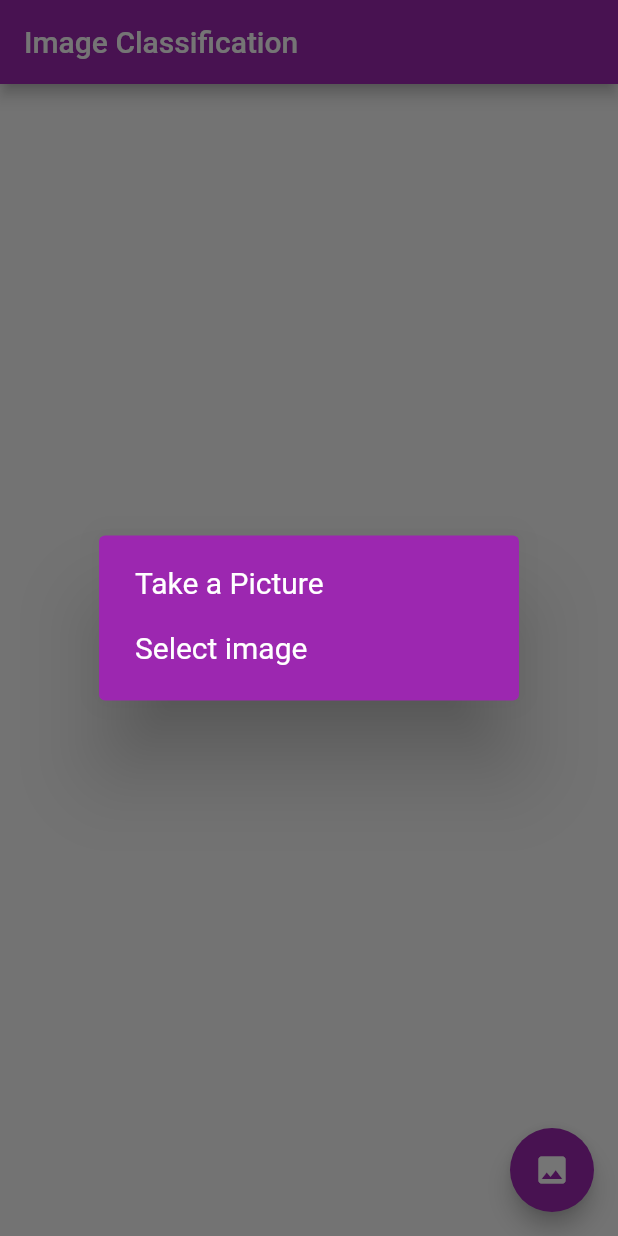
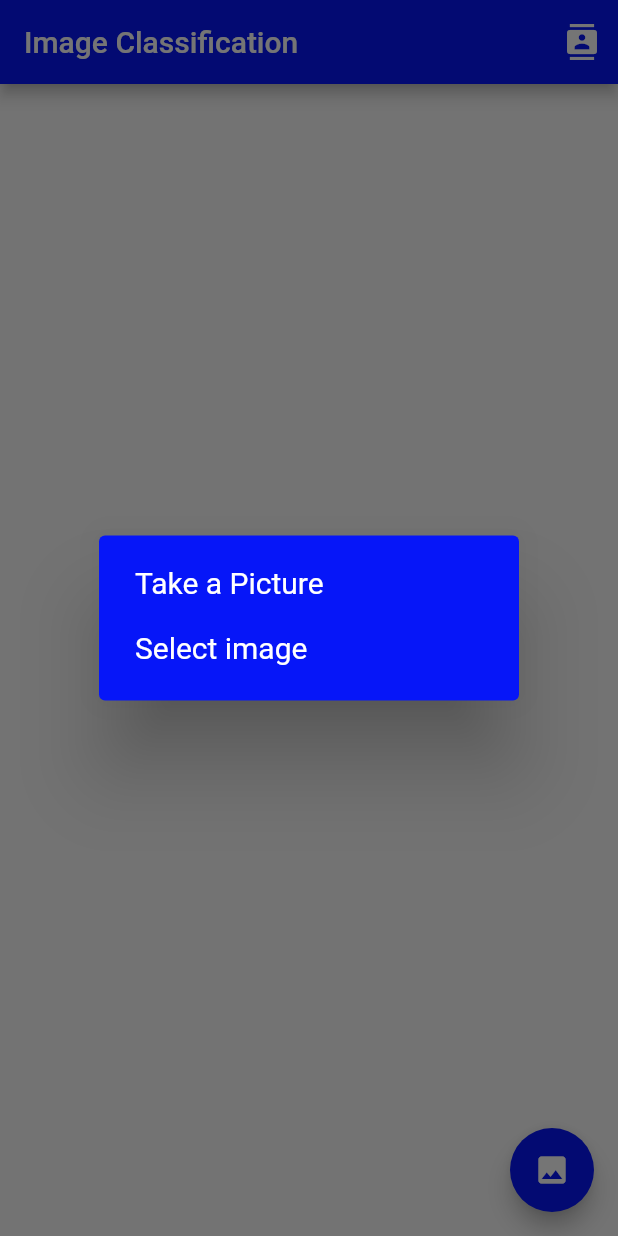
Before and after one commit to VishalVR-21/Image-classifier, a Flutter app: the screen it shows after launch, after a tap on the "image" icon, on a phone screen of 412 x 824 dp. Run offline on Flutter 3.47's test engine with Material 2 defaults, Android fonts, the phone set to English and light mode, and no system bars; our stand-ins replace image_picker; missing offline and left inert: tflite.

```diff
--- a/lib/HomePage.dart
+++ b/lib/HomePage.dart
@@ -1,5 +1,6 @@
 import 'package:flutter/material.dart';
 import 'package:image_picker/image_picker.dart';
+import 'package:teachablemachineapp/About.dart';
 import 'dart:io';
 import 'dart:async';
 import 'package:tflite/tflite.dart';
@@ -11,8 +12,8 @@ class HomePage extends StatefulWidget {
 
 class _HomePageState extends State<HomePage> {
   PickedFile? _image;
-  bool _loading =false ;
-  List<dynamic>?_outputs;
+  bool _loading = false;
+  List<dynamic>? _outputs;
 
   void initState() {
     super.initState();
@@ -24,7 +25,6 @@ class _HomePageState extends State<HomePage> {
       });
     });
   }
-
 
 //Load the Tflite model
   loadModel() async {
@@ -48,6 +48,7 @@ classifyImage(image) async {
       _outputs = output;
     });
   }
+
   Future pickImage() async {
     var image = await _picker.getImage(source: ImageSource.gallery);
     if (image == null) return null;
@@ -58,17 +59,22 @@ classifyImage(image) async {
     classifyImage(image);
   }
 
-
   final ImagePicker _picker = ImagePicker();
 
   @override
   Widget build(BuildContext context) {
     return Scaffold(
-
       appBar: AppBar(
         title: const Text('Image Classification'),
-        backgroundColor: Colors.purple,
-
+        backgroundColor: Color.fromARGB(255, 6, 22, 248),
+        actions: [
+          IconButton(
+              onPressed: () {
+                Navigator.push(context,
+                    MaterialPageRoute(builder: ((context) => AboutUs())));
+              },
+              icon: Icon(Icons.contacts))
+        ],
       ),
       body: _loading
           ? Container(
@@ -76,7 +82,6 @@ classifyImage(image) async {
               child: CircularProgressIndicator(),
             )
           : Container(
-
               width: MediaQuery.of(context).size.width,
               child: Column(
                 crossAxisAlignment: CrossAxisAlignment.center,
@@ -87,7 +92,8 @@ classifyImage(image) async {
                     height: 20,
                   ),
                   _outputs != null
-                        ? Text('${_outputs![0]["label"]}',
+                      ? Text(
+                          '${_outputs![0]["label"]}',
                           style: TextStyle(
                             color: Colors.black,
                             fontSize: 20.0,
@@ -98,10 +104,9 @@ classifyImage(image) async {
                 ],
               ),
             ),
-
       floatingActionButton: FloatingActionButton(
         onPressed: _optiondialogbox,
-        backgroundColor: Colors.purple,
+        backgroundColor: Color.fromARGB(255, 6, 22, 248),
         child: Icon(Icons.image),
       ),
     );
@@ -113,8 +118,7 @@ classifyImage(image) async {
         context: context,
         builder: (BuildContext context) {
           return AlertDialog(
-            backgroundColor: Colors.purple,
-
+            backgroundColor: Color.fromARGB(255, 6, 22, 248),
             content: SingleChildScrollView(
               child: ListBody(
                 children: <Widget>[
@@ -144,7 +148,7 @@ classifyImage(image) async {
     var image = await _picker.getImage(source: ImageSource.camera);
 
     setState(() {
-      _image = image ;
+      _image = image;
     });
   }
 
@@ -153,9 +157,7 @@ classifyImage(image) async {
     var piture = await _picker.getImage(source: ImageSource.gallery);
     setState(() {
       _image = piture;
-    }
-
-    );
+    });
     classifyImage(piture);
   }
 }
--- a/lib/main.dart
+++ b/lib/main.dart
@@ -1,8 +1,4 @@
-// Copyright 2013 The Flutter Authors. All rights reserved.
-// Use of this source code is governed by a BSD-style license that can be
-// found in the LICENSE file.
 
-// ignore_for_file: public_member_api_docs
 
 import 'dart:async';
 import 'dart:io';
@@ -19,7 +15,7 @@ class MyApp extends StatelessWidget {
   @override
   Widget build(BuildContext context) {
     return MaterialApp(
-      title: 'Image Picker Demo',
+      title: 'Image recgoniser',
       debugShowCheckedModeBanner: false,
       home:HomePage() ,
     );
```
Also changed, not shown: lib/About.dart (added, +43 -0 lines), assets/download.jpeg (added), pubspec.lock. Lines whose indentation alone changed are shown as unchanged.
